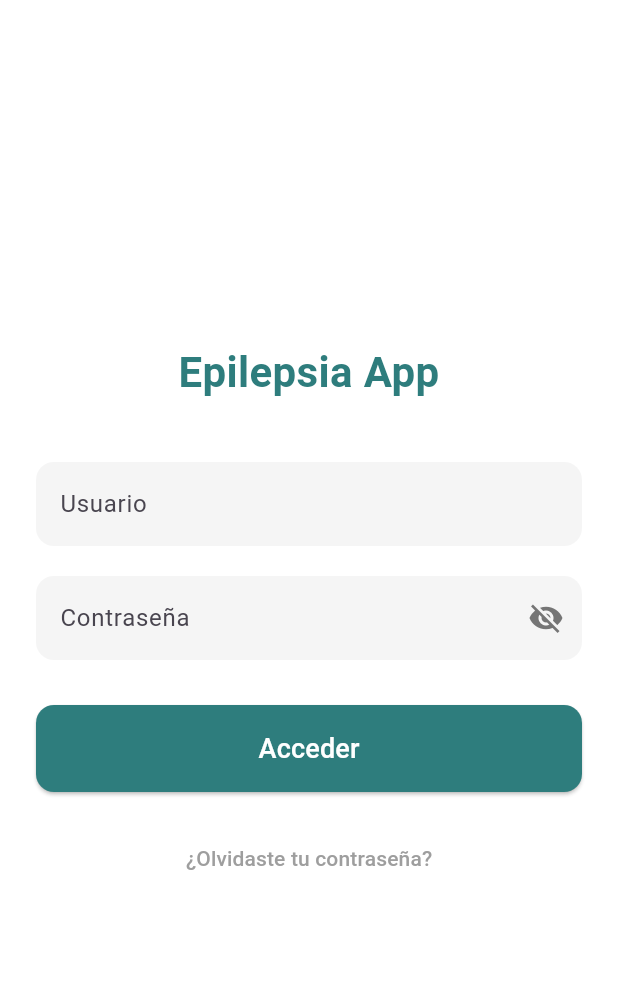
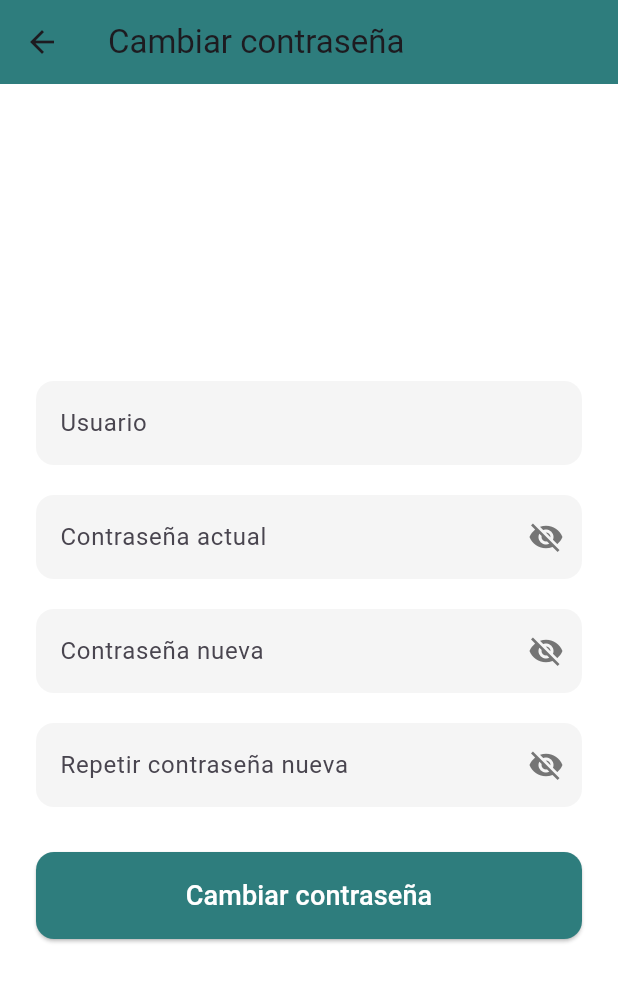
Before and after one commit to juanmarcos99/aplicacionestep, a Flutter app: the screen it shows after launch, after a tap on "¿Olvidaste tu contraseña?", on a phone screen of 412 x 824 dp. Shown: the top 982 px of the screen. Run offline on Flutter 3.47's test engine with Material 3 defaults, Android fonts, the phone set to English and light mode, and no system bars; our stand-ins replace sqflite; accounts and stored records are empty.

Commit message:
Se creo la clase cambiar contraseña, se modicaron las clases login y main para que funcionara la app con el nuevo cambio

```diff
--- a/lib/main.dart
+++ b/lib/main.dart
@@ -2,6 +2,7 @@ import 'package:flutter/material.dart';
 import 'screens/login_screen.dart'; // Importo la pantalla de login
 import 'screens/paciente_screen.dart';
 import 'screens/doctor_screen.dart';
+import 'screens/cambiar_contrasena_screen.dart';
 
 void main() {
   runApp(const MyApp());
@@ -24,7 +25,7 @@ class MyApp extends StatelessWidget {
         '/': (context) => const LoginScreen(),
         '/paciente': (context) => const PacienteScreen(),
         '/doctor': (context) => const DoctorScreen(),
-        //'/cambiarPassword': (context) => const CambiarPasswordScreen(),
+        '/cambiarcontraseña': (context) => const CambiarContrasenaScreen(),
       },
     );
   }
--- /dev/null
+++ b/lib/screens/cambiar_contrasena_screen.dart
@@ -0,0 +1,213 @@
+import 'package:flutter/material.dart';
+import '../database/db_helper.dart';
+
+class CambiarContrasenaScreen extends StatefulWidget {
+  const CambiarContrasenaScreen({super.key});
+
+  @override
+  State<CambiarContrasenaScreen> createState() => _CambiarContrasenaScreenState();
+}
+
+class _CambiarContrasenaScreenState extends State<CambiarContrasenaScreen> {
+  final _userController = TextEditingController();
+  final _currentPasswordController = TextEditingController();
+  final _newPasswordController = TextEditingController();
+  final _confirmPasswordController = TextEditingController();
+
+  bool _obscureCurrent = true;
+  bool _obscureNew = true;
+  bool _obscureConfirm = true;
+
+  @override
+  Widget build(BuildContext context) {
+    return Scaffold(
+      backgroundColor: Colors.white,
+      appBar: AppBar(
+        title: const Text("Cambiar contraseña"),
+        backgroundColor: const Color(0xFF2E7D7D),
+      ),
+      body: SafeArea(
+        child: Center(
+          child: SingleChildScrollView(
+            padding: const EdgeInsets.all(24.0),
+            child: Column(
+              crossAxisAlignment: CrossAxisAlignment.stretch,
+              children: [
+                // Usuario
+                TextField(
+                  controller: _userController,
+                  decoration: InputDecoration(
+                    labelText: "Usuario",
+                    filled: true,
+                    fillColor: Colors.grey.shade100,
+                    border: OutlineInputBorder(
+                      borderRadius: BorderRadius.circular(12),
+                      borderSide: BorderSide.none,
+                    ),
+                  ),
+                ),
+                const SizedBox(height: 20),
+
+                // Contraseña actual
+                TextField(
+                  controller: _currentPasswordController,
+                  obscureText: _obscureCurrent,
+                  decoration: InputDecoration(
+                    labelText: "Contraseña actual",
+                    filled: true,
+                    fillColor: Colors.grey.shade100,
+                    border: OutlineInputBorder(
+                      borderRadius: BorderRadius.circular(12),
+                      borderSide: BorderSide.none,
+                    ),
+                    suffixIcon: IconButton(
+                      icon: Icon(
+                        _obscureCurrent ? Icons.visibility_off : Icons.visibility,
+                        color: Colors.grey.shade600,
+                      ),
+                      onPressed: () {
+                        setState(() {
+                          _obscureCurrent = !_obscureCurrent;
+                        });
+                      },
+                    ),
+                  ),
+                ),
+                const SizedBox(height: 20),
+
+                // Contraseña nueva
+                TextField(
+                  controller: _newPasswordController,
+                  obscureText: _obscureNew,
+                  decoration: InputDecoration(
+                    labelText: "Contraseña nueva",
+                    filled: true,
+                    fillColor: Colors.grey.shade100,
+                    border: OutlineInputBorder(
+                      borderRadius: BorderRadius.circular(12),
+                      borderSide: BorderSide.none,
+                    ),
+                    suffixIcon: IconButton(
+                      icon: Icon(
+                        _obscureNew ? Icons.visibility_off : Icons.visibility,
+                        color: Colors.grey.shade600,
+                      ),
+                      onPressed: () {
+                        setState(() {
+                          _obscureNew = !_obscureNew;
+                        });
+                      },
+                    ),
+                  ),
+                ),
+                const SizedBox(height: 20),
+
+                // Rectificar contraseña nueva
+                TextField(
+                  controller: _confirmPasswordController,
+                  obscureText: _obscureConfirm,
+                  decoration: InputDecoration(
+                    labelText: "Repetir contraseña nueva",
+                    filled: true,
+                    fillColor: Colors.grey.shade100,
+                    border: OutlineInputBorder(
+                      borderRadius: BorderRadius.circular(12),
+                      borderSide: BorderSide.none,
+                    ),
+                    suffixIcon: IconButton(
+                      icon: Icon(
+                        _obscureConfirm ? Icons.visibility_off : Icons.visibility,
+                        color: Colors.grey.shade600,
+                      ),
+                      onPressed: () {
+                        setState(() {
+                          _obscureConfirm = !_obscureConfirm;
+                        });
+                      },
+                    ),
+                  ),
+                ),
+                const SizedBox(height: 30),
+
+                // Botón Cambiar contraseña
+                ElevatedButton(
+                  style: ElevatedButton.styleFrom(
+                    backgroundColor: const Color(0xFF2E7D7D),
+                    shape: RoundedRectangleBorder(
+                      borderRadius: BorderRadius.circular(12),
+                    ),
+                    padding: const EdgeInsets.symmetric(vertical: 16),
+                  ),
+                  onPressed: () async {
+                    final user = _userController.text.trim();
+                    final currentPass = _currentPasswordController.text;
+                    final newPass = _newPasswordController.text;
+                    final confirmPass = _confirmPasswordController.text;
+
+                    if (newPass != confirmPass) {
+                      if (!mounted) return;
+                      showDialog(
+                        context: context,
+                        builder: (_) => AlertDialog(
+                          title: const Text("Error"),
+                          content: const Text("Las contraseñas nuevas no coinciden."),
+                          actions: [
+                            TextButton(
+                              child: const Text("OK"),
+                              onPressed: () => Navigator.pop(context),
+                            ),
+                          ],
+                        ),
+                      );
+                      return;
+                    }
+
+                    final valid = await DBHelper.validateLogin(user, currentPass);
+                    if (!mounted) return;
+
+                    if (valid) {
+                      await DBHelper.changePassword(user, newPass);
+                      showDialog(
+                        // ignore: use_build_context_synchronously
+                        context: context,
+                        builder: (_) => AlertDialog(
+                          title: const Text("Éxito"),
+                          content: const Text("Contraseña cambiada correctamente."),
+                          actions: [
+                            TextButton(
+                              child: const Text("OK"),
+                              onPressed: () => Navigator.pop(context),
+                            ),
+                          ],
+                        ),
+                      );
+                    } else {
+                      showDialog(
+                        // ignore: use_build_context_synchronously
+                        context: context,
+                        builder: (_) => AlertDialog(
+                          title: const Text("Error"),
+                          content: const Text("Usuario o contraseña actual incorrectos."),
+                          actions: [
+                            TextButton(
+                              child: const Text("OK"),
+                              onPressed: () => Navigator.pop(context),
+                            ),
+                          ],
+                        ),
+                      );
+                    }
+                  },
+                  child: const Text(
+                    "Cambiar contraseña",
+                    style: TextStyle(fontSize: 18, color: Colors.white),
+                  ),
+                ),
+              ],
+            ),
+          ),
+        ),
+      ),
+    );
+  }
+}
--- a/lib/screens/login_screen.dart
+++ b/lib/screens/login_screen.dart
@@ -131,7 +131,7 @@ class _LoginScreenState extends State<LoginScreen> {
 
                 TextButton(
                   onPressed: () {
-                    Navigator.pushNamed(context, "/cambiarPassword");
+                    Navigator.pushNamed(context, "/cambiarcontraseña");
                   },
                   child: const Text(
                     "¿Olvidaste tu contraseña?",
```
